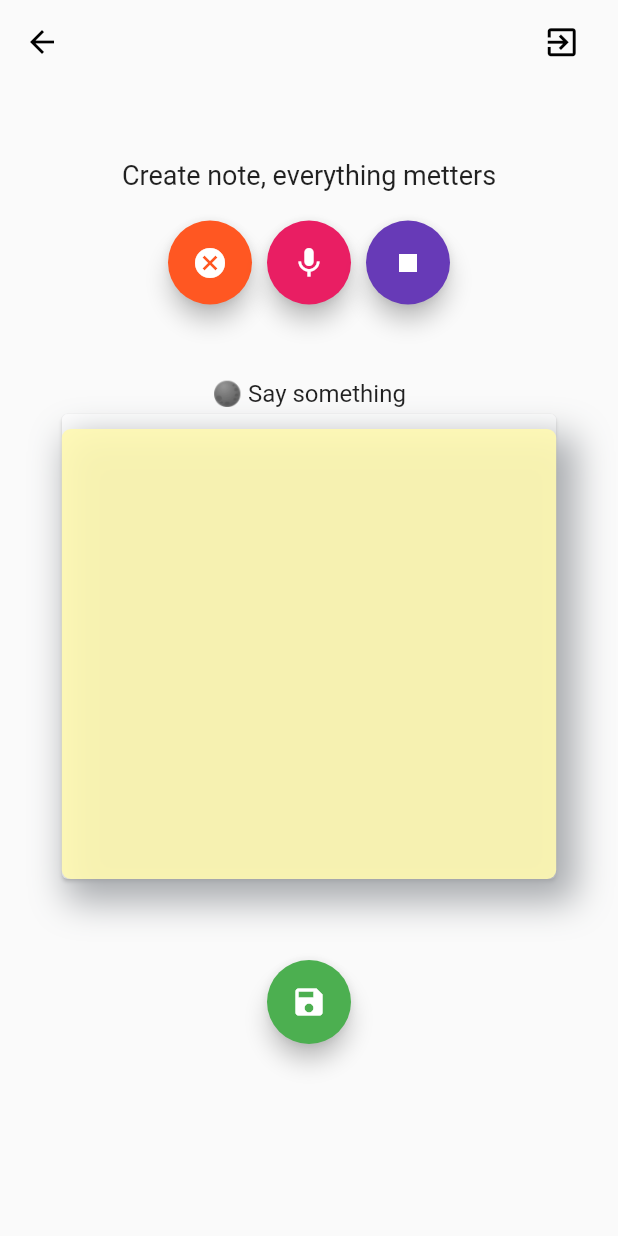
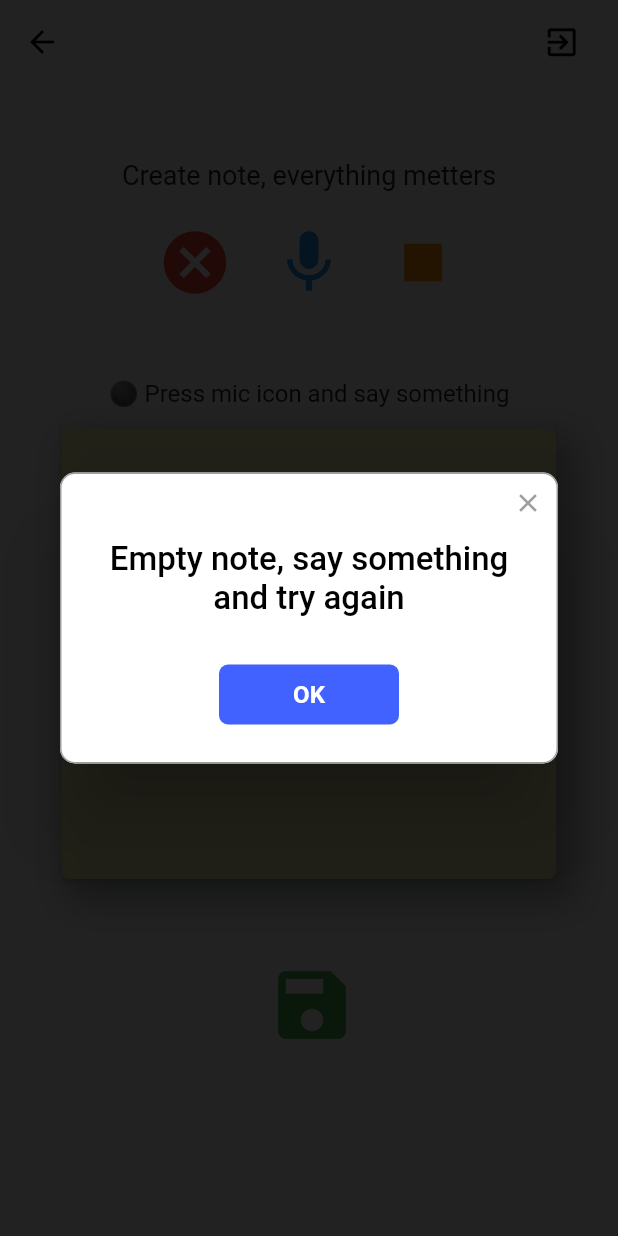
Before and after one commit to leto1timmy/Miro-Voice-Memos, a Flutter app: the BoardItemScreen screen opened directly with empty values, after a tap on the "save" icon, on a phone screen of 412 x 824 dp. Run offline on Flutter 3.47's test engine with Material 2 defaults, Android fonts, the phone set to English and light mode, and no system bars; drawn by our look-alikes of rflutter_alert; our stand-ins replace flutter_spinkit; missing offline and left inert: flutter_webview_plugin, speech_recognition.

Commit message:
styled board-items-screen

```diff
--- a/lib/screens/board_item_screen/board_item_screen.dart
+++ b/lib/screens/board_item_screen/board_item_screen.dart
@@ -7,6 +7,7 @@ import 'package:miro_voice_memos/modules/2oauth/token.dart';
 import 'package:miro_voice_memos/modules/miro-api/miro-provider.dart';
 import 'package:speech_recognition/speech_recognition.dart';
 import '../../utils/Utils.dart';
+import 'package:rflutter_alert/rflutter_alert.dart';
 
 class BoardItemScreen extends StatefulWidget {
   final Board board;
@@ -98,6 +99,7 @@ class _BoardItemScreenState extends State<BoardItemScreen> {
   Widget build(BuildContext context) {
     return Scaffold(
       appBar: new AppBar(
+        backgroundColor: Utils.backgroundColor,
         title: Text(board.name),
         actions: <Widget>[
           IconButton(
@@ -122,6 +124,7 @@ class _BoardItemScreenState extends State<BoardItemScreen> {
           )
         ],
       ),
+      backgroundColor: Utils.backgroundColor,
       body: Container(
         child: Column(
           mainAxisAlignment: MainAxisAlignment.start,
@@ -139,12 +142,19 @@ class _BoardItemScreenState extends State<BoardItemScreen> {
               mainAxisAlignment: MainAxisAlignment.center,
               children: <Widget>[
                 Padding(
-                  padding: const EdgeInsets.only(bottom: 50.0, right: 10),
+                  padding: const EdgeInsets.only(bottom: 50.0, right: 20),
                   child: FloatingActionButton(
                     heroTag: "btnCancel",
-                    child: Icon(Icons.cancel),
+                    child: Icon(
+                      Icons.cancel,
+                      color: Colors.red,
+                      size: 50,
+                    ),
                     mini: false,
-                    backgroundColor: Colors.deepOrange,
+                    backgroundColor: Colors.transparent,
+                    elevation: 0,
+                    highlightElevation: 0,
+                    splashColor: Colors.transparent,
                     onPressed: () {
                       print('canceled');
                       if (_isListening) {
@@ -163,33 +173,54 @@ class _BoardItemScreenState extends State<BoardItemScreen> {
                   ),
                 ),
                 Padding(
-                  padding: const EdgeInsets.only(bottom: 50.0, right: 10),
+                  padding: const EdgeInsets.only(bottom: 50.0, right: 20),
                   child: FloatingActionButton(
                     heroTag: "btnMic",
-                    child: Icon(Icons.mic),
+                    child: Icon(
+                      Icons.mic,
+                      color: Colors.blue,
+                      size: 50,
+                    ),
                     mini: false,
                     onPressed: () {
-                      if (_isAvailable && !_isListening)
+                      if (_isAvailable && !_isListening) {
+                        print('IS AVAILABLE ' + _isAvailable.toString());
+                        print('IS LISTENING ' + _isListening.toString());
+                        resultText = "";
                         _speechRecognition
                             .listen(locale: "en_US")
                             .then((result) => print('$result'));
+                      }
                     },
-                    backgroundColor: Colors.pink,
+                    backgroundColor: Colors.transparent,
+                    elevation: 0,
+                    highlightElevation: 0,
+                    splashColor: Colors.transparent,
                   ),
                 ),
                 Padding(
                   padding: const EdgeInsets.only(bottom: 50.0),
                   child: FloatingActionButton(
                     heroTag: "btnStop",
-                    child: Icon(Icons.stop),
+                    child: Icon(
+                      Icons.stop,
+                      color: Colors.orange,
+                      size: 50,
+                    ),
                     mini: false,
-                    backgroundColor: Colors.deepPurple,
                     onPressed: () {
                       if (_isListening)
                         _speechRecognition.stop().then(
-                              (result) => setState(() => _isListening = result),
+                              (result) => setState(() {
+                                print('STOP RESULT ' + result.toString());
+                                _isListening = result;
+                              }),
                             );
                     },
+                    backgroundColor: Colors.transparent,
+                    elevation: 0,
+                    highlightElevation: 0,
+                    splashColor: Colors.transparent,
                   ),
                 ),
               ],
@@ -201,7 +232,7 @@ class _BoardItemScreenState extends State<BoardItemScreen> {
               )
             else
               Text(
-                '🌑 Say something',
+                '🌑 Press mic icon and say something',
                 style: TextStyle(fontSize: 16),
               ),
             Card(
@@ -246,18 +277,75 @@ class _BoardItemScreenState extends State<BoardItemScreen> {
               padding: const EdgeInsets.only(top: 50.0),
               child: FloatingActionButton(
                 heroTag: "btnSave",
-                child: Icon(Icons.save),
+                child: Icon(Icons.save, color: Colors.green, size: 60),
                 mini: false,
-                backgroundColor: Colors.green,
                 onPressed: () {
+                  print('pressed');
                   if (_isListening)
                     _speechRecognition.stop().then(
                           (result) => setState(() => _isListening = result),
                         );
                   if (resultText != "") {
-                    saveCard(resultText, board.id);
+                    saveCard(resultText, board.id).then((result) {
+                      if (result != null) {
+                        Alert(context: context, title: "Saved", buttons: [
+                          DialogButton(
+                            child: Text(
+                              'Cool',
+                              style: TextStyle(
+                                  color: Colors.white,
+                                  fontWeight: FontWeight.bold,
+                                  fontFamily: 'Roboto'),
+                            ),
+                            color: Utils.accentColor,
+                            onPressed: () => Navigator.pop(context),
+                            width: 120,
+                          )
+                        ]).show();
+                      } else {
+                        Alert(
+                            context: context,
+                            title: "Something went wrong",
+                            buttons: [
+                              DialogButton(
+                                child: Text(
+                                  'Try again',
+                                  style: TextStyle(
+                                      color: Colors.white,
+                                      fontWeight: FontWeight.bold,
+                                      fontFamily: 'Roboto'),
+                                ),
+                                color: Utils.accentColor,
+                                onPressed: () => Navigator.pop(context),
+                                width: 120,
+                              )
+                            ]).show();
+                      }
+                    });
+                  } else {
+                    Alert(
+                        context: context,
+                        title: "Empty note, say something and try again",
+                        buttons: [
+                          DialogButton(
+                            child: Text(
+                              'OK',
+                              style: TextStyle(
+                                  color: Colors.white,
+                                  fontWeight: FontWeight.bold,
+                                  fontFamily: 'Roboto'),
+                            ),
+                            color: Utils.accentColor,
+                            onPressed: () => Navigator.pop(context),
+                            width: 120,
+                          )
+                        ]).show();
                   }
                 },
+                backgroundColor: Colors.transparent,
+                elevation: 0,
+                highlightElevation: 0,
+                splashColor: Colors.transparent,
               ),
             ),
           ],
--- a/lib/utils/Utils.dart
+++ b/lib/utils/Utils.dart
@@ -2,7 +2,8 @@ import 'package:flutter/material.dart';
 
 class Utils {
   static Color accentColor = Color.fromRGBO(65, 98, 255, 1);
-  static Color backgroundColor = Color.fromRGBO(242, 242, 242, 1);
+  //static Color backgroundColor = Color.fromRGBO(242, 242, 242, 1);
+  static Color backgroundColor = Colors.white;
 
   static String parseDate(DateTime dateTime) {
     var year = dateTime.year;
--- a/pubspec.yaml
+++ b/pubspec.yaml
@@ -20,6 +20,7 @@ dependencies:
   flutter_webview_plugin:
   http:
   flutter_spinkit: 3.0.0
+  rflutter_alert: ^1.0.3
   flutter:
     sdk: flutter
 
```
Also changed, not shown: pubspec.lock, 1 other file.
